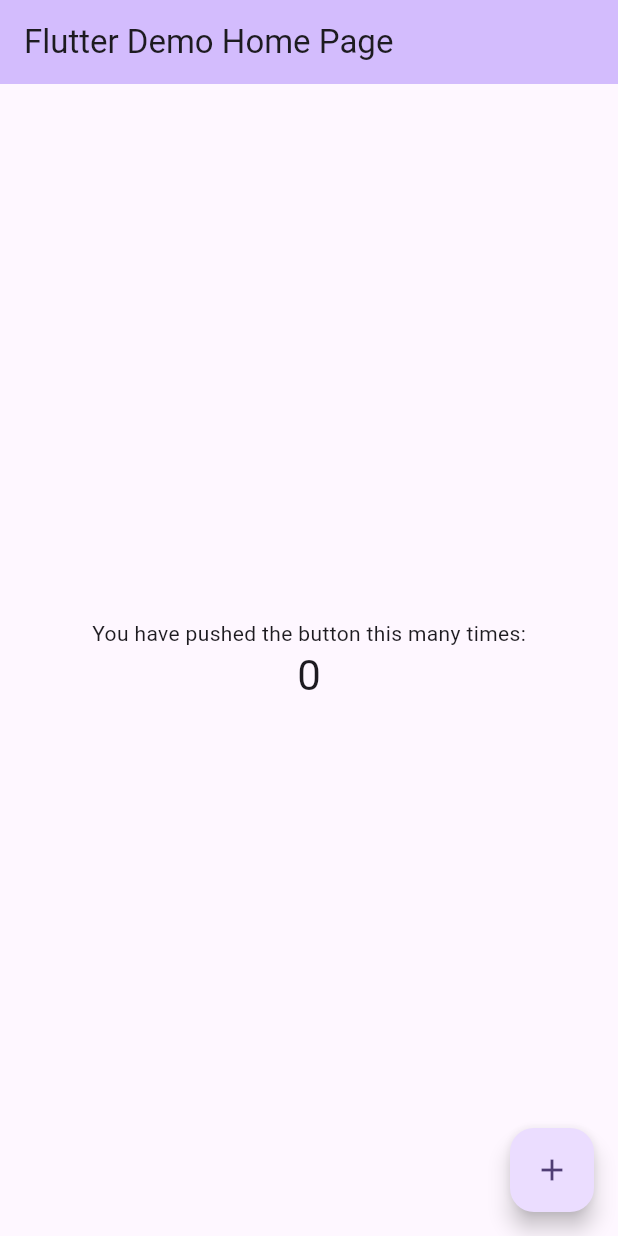
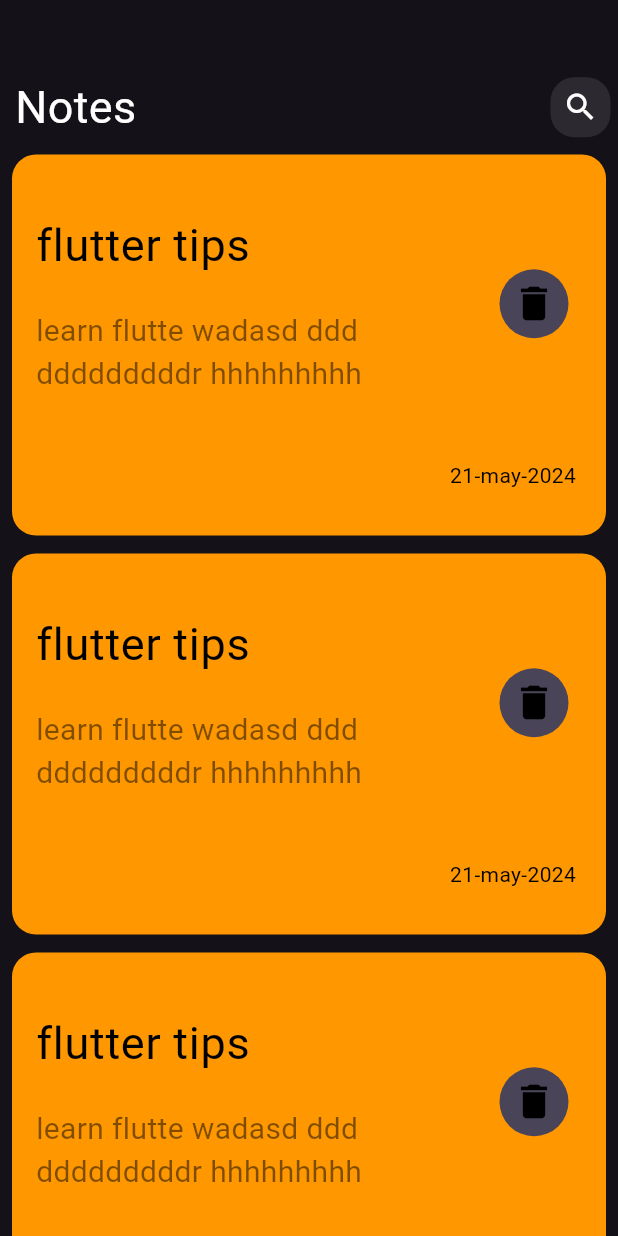
Before and after one commit to elassal33/notes_app, a Flutter app: the screen it shows after launch, on a phone screen of 412 x 824 dp. Run offline on Flutter 3.47's test engine with Material 3 defaults, Android fonts, the phone set to English and light mode, and no system bars.

Commit message:
fnish home page part1

```diff
--- a/lib/main.dart
+++ b/lib/main.dart
@@ -1,4 +1,5 @@
 import 'package:flutter/material.dart';
+import 'package:my_notes_app/pages/notespage.dart';
 
 void main() {
   runApp(const MyApp());
@@ -7,119 +8,16 @@ void main() {
 class MyApp extends StatelessWidget {
   const MyApp({super.key});
 
-  // This widget is the root of your application.
+
   @override
   Widget build(BuildContext context) {
+
     return MaterialApp(
-      title: 'Flutter Demo',
-      theme: ThemeData(
-        // This is the theme of your application.
-        //
-        // TRY THIS: Try running your application with "flutter run". You'll see
-        // the application has a blue toolbar. Then, without quitting the app,
-        // try changing the seedColor in the colorScheme below to Colors.green
-        // and then invoke "hot reload" (save your changes or press the "hot
-        // reload" button in a Flutter-supported IDE, or press "r" if you used
-        // the command line to start the app).
-        //
-        // Notice that the counter didn't reset back to zero; the application
-        // state is not lost during the reload. To reset the state, use hot
-        // restart instead.
-        //
-        // This works for code too, not just values: Most code changes can be
-        // tested with just a hot reload.
-        colorScheme: ColorScheme.fromSeed(seedColor: Colors.deepPurple),
-        useMaterial3: true,
+      debugShowCheckedModeBanner: false,
+      theme:ThemeData(
+        brightness: Brightness.dark
       ),
-      home: const MyHomePage(title: 'Flutter Demo Home Page'),
+      home:Notes()
     );
   }
 }
-
-class MyHomePage extends StatefulWidget {
-  const MyHomePage({super.key, required this.title});
-
-  // This widget is the home page of your application. It is stateful, meaning
-  // that it has a State object (defined below) that contains fields that affect
-  // how it looks.
-
-  // This class is the configuration for the state. It holds the values (in this
-  // case the title) provided by the parent (in this case the App widget) and
-  // used by the build method of the State. Fields in a Widget subclass are
-  // always marked "final".
-
-  final String title;
-
-  @override
-  State<MyHomePage> createState() => _MyHomePageState();
-}
-
-class _MyHomePageState extends State<MyHomePage> {
-  int _counter = 0;
-
-  void _incrementCounter() {
-    setState(() {
-      // This call to setState tells the Flutter framework that something has
-      // changed in this State, which causes it to rerun the build method below
-      // so that the display can reflect the updated values. If we changed
-      // _counter without calling setState(), then the build method would not be
-      // called again, and so nothing would appear to happen.
-      _counter++;
-    });
-  }
-
-  @override
-  Widget build(BuildContext context) {
-    // This method is rerun every time setState is called, for instance as done
-    // by the _incrementCounter method above.
-    //
-    // The Flutter framework has been optimized to make rerunning build methods
-    // fast, so that you can just rebuild anything that needs updating rather
-    // than having to individually change instances of widgets.
-    return Scaffold(
-      appBar: AppBar(
-        // TRY THIS: Try changing the color here to a specific color (to
-        // Colors.amber, perhaps?) and trigger a hot reload to see the AppBar
-        // change color while the other colors stay the same.
-        backgroundColor: Theme.of(context).colorScheme.inversePrimary,
-        // Here we take the value from the MyHomePage object that was created by
-        // the App.build method, and use it to set our appbar title.
-        title: Text(widget.title),
-      ),
-      body: Center(
-        // Center is a layout widget. It takes a single child and positions it
-        // in the middle of the parent.
-        child: Column(
-          // Column is also a layout widget. It takes a list of children and
-          // arranges them vertically. By default, it sizes itself to fit its
-          // children horizontally, and tries to be as tall as its parent.
-          //
-          // Column has various properties to control how it sizes itself and
-          // how it positions its children. Here we use mainAxisAlignment to
-          // center the children vertically; the main axis here is the vertical
-          // axis because Columns are vertical (the cross axis would be
-          // horizontal).
-          //
-          // TRY THIS: Invoke "debug painting" (choose the "Toggle Debug Paint"
-          // action in the IDE, or press "p" in the console), to see the
-          // wireframe for each widget.
-          mainAxisAlignment: MainAxisAlignment.center,
-          children: <Widget>[
-            const Text(
-              'You have pushed the button this many times:',
-            ),
-            Text(
-              '$_counter',
-              style: Theme.of(context).textTheme.headlineMedium,
-            ),
-          ],
-        ),
-      ),
-      floatingActionButton: FloatingActionButton(
-        onPressed: _incrementCounter,
-        tooltip: 'Increment',
-        child: const Icon(Icons.add),
-      ), // This trailing comma makes auto-formatting nicer for build methods.
-    );
-  }
-}
--- /dev/null
+++ b/lib/pages/notespage.dart
@@ -0,0 +1,32 @@
+import 'package:flutter/material.dart';
+import 'package:flutter/widgets.dart';
+import 'package:my_notes_app/widgets/custom_app_bar.dart';
+import 'package:my_notes_app/widgets/custom_note.dart';
+
+class Notes extends StatelessWidget{
+  @override
+  Widget build(BuildContext context) {
+  return Scaffold(
+    body:Column(
+
+      children: [
+
+        custom_app_bar()
+        , Expanded(
+
+          child: ListView.builder(  padding: EdgeInsets.symmetric(vertical: 4,horizontal: 8),
+            itemCount:10 ,itemBuilder:(c,n){
+
+            return Padding(
+              padding: const EdgeInsets.symmetric(vertical: 6),
+              child: custom_note(),
+            );
+          } ),
+        )
+
+      ],
+    ) ,
+  );
+  }
+
+}
--- /dev/null
+++ b/lib/widgets/custom_app_bar.dart
@@ -0,0 +1,27 @@
+import 'package:flutter/material.dart';
+
+class custom_app_bar extends StatelessWidget {
+  const custom_app_bar({
+    super.key,
+  });
+
+  @override
+  Widget build(BuildContext context) {
+    return Padding(
+      padding: const EdgeInsets.only(top: 50),
+      child: Row(
+        children: [
+      Padding(
+        padding: const EdgeInsets.only(left: 10),
+        child: const    Text('Notes',style: TextStyle(color: Colors.white,fontSize: 30),),
+      )
+          ,const Spacer()
+        ,Padding(
+          padding: const EdgeInsets.only(right: 5),
+          child: Container(height:40,width: 40,decoration: BoxDecoration(color:Colors.white.withOpacity(0.1) ,borderRadius: BorderRadius.circular(16)),child:const Icon(Icons.search),),
+        )
+        ],
+      ),
+    );
+  }
+}
--- /dev/null
+++ b/lib/widgets/custom_note.dart
@@ -0,0 +1,33 @@
+import 'package:flutter/material.dart';
+
+class custom_note extends StatelessWidget {
+  const custom_note({
+    super.key,
+  });
+
+  @override
+  Widget build(BuildContext context) {
+    return Container(
+      padding: EdgeInsets.only(top: 30,bottom:30 ),
+      decoration: BoxDecoration(color: Colors.orange,borderRadius:BorderRadius.circular(16) ),
+    child: Column(crossAxisAlignment: CrossAxisAlignment.end,children: [
+        ListTile(
+        title: Text('flutter tips',style: TextStyle(color: Colors.black,fontSize: 30),),
+        subtitle:Padding(
+          padding: const EdgeInsets.only(top: 20,),
+          child: Text('learn flutte wadasd ddd dddddddddr hhhhhhhhh',style: TextStyle(color: Colors.black.withOpacity(0.5) ,fontSize: 20),),
+        ) ,
+        trailing:IconButton.filledTonal(onPressed: (){},icon: Icon(Icons.delete,color: Colors.black,size: 30,)) ,
+
+
+      ),
+     Padding(
+       padding: const EdgeInsets.only(right: 20),
+       child: Padding(
+         padding: const EdgeInsets.only(top: 35),
+         child: Text('21-may-2024',style: TextStyle(color: Colors.black),),
+       ),
+     )    ],),
+    );
+  }
+}
```
